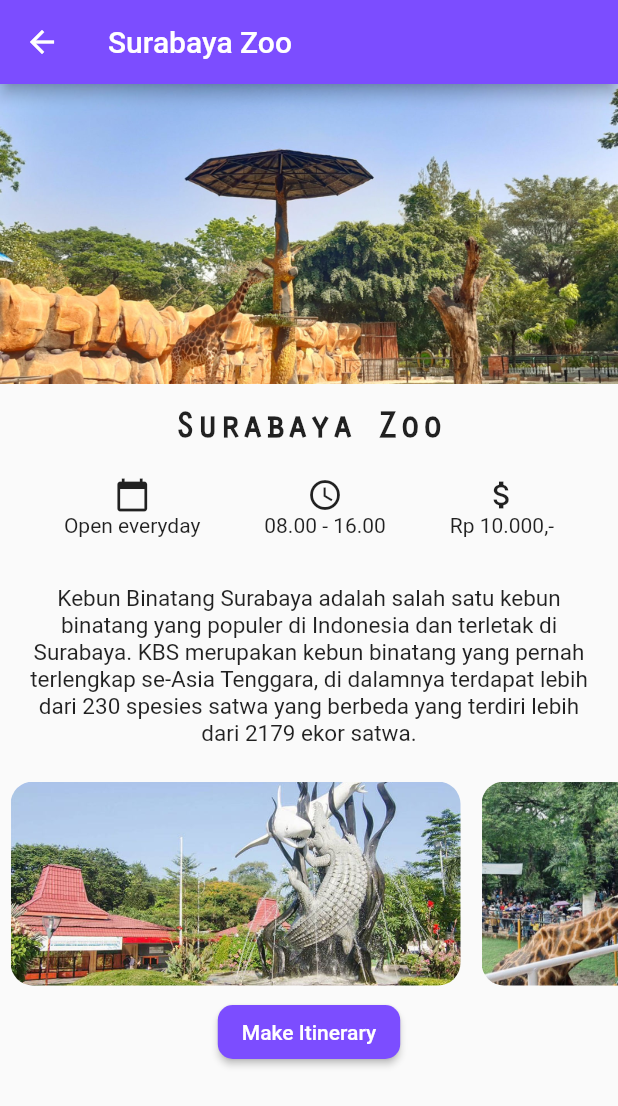
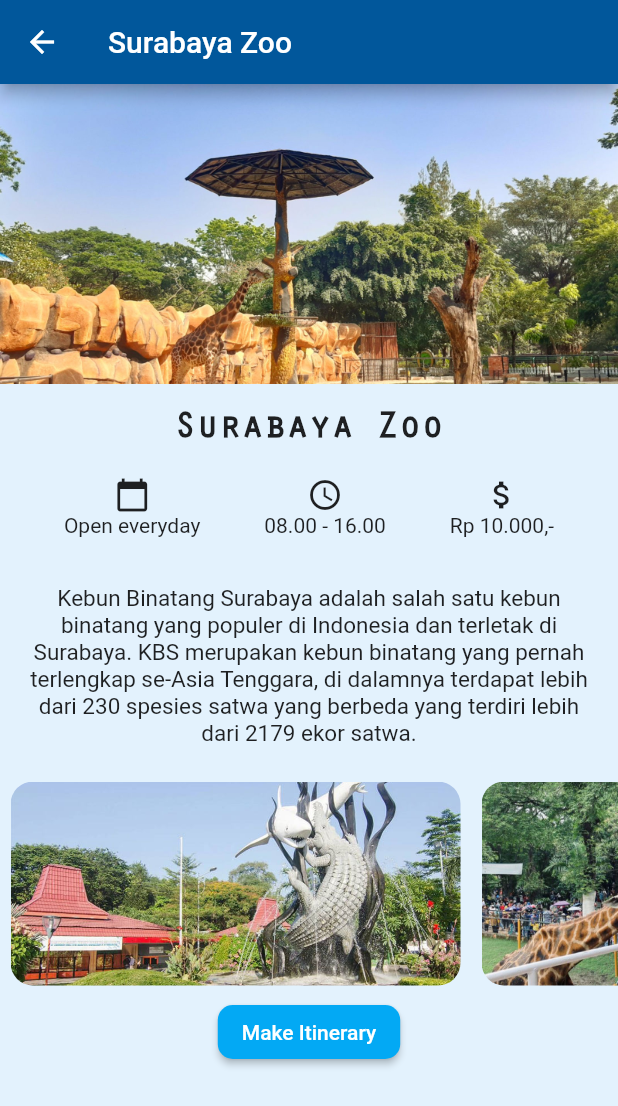
Before and after one commit to MuhNurilHuda/project_scrum_team, a Flutter app: the screen it shows after launch, after a tap on "Surabaya Zoo", on a phone screen of 412 x 824 dp. Shown: the top 1106 px of the screen. Run offline on Flutter 3.47's test engine with Material 2 defaults, Android fonts, the phone set to English and light mode, and no system bars; drawn by our look-alikes of full_screen_image; our stand-ins replace sqflite; accounts and stored records are empty.

Commit message:
Monday, 03-03-2023

```diff
--- a/lib/pages/details_page.dart
+++ b/lib/pages/details_page.dart
@@ -11,9 +11,10 @@
   @override
   Widget build(BuildContext context) {
     return Scaffold(
+      backgroundColor: Colors.blue[50],
       appBar: AppBar(
         title: Text(place.name),
-        backgroundColor: Colors.deepPurpleAccent,
+        backgroundColor: Colors.lightBlue[900],
       ),
       body: Stack(children: [
         SafeArea(
@@ -135,7 +136,7 @@
                     ),
                     style: ButtonStyle(
                       backgroundColor: MaterialStateProperty.all<Color>(
-                          Colors.deepPurpleAccent),
+                          Colors.lightBlue),
                       shape: MaterialStateProperty.all<RoundedRectangleBorder>(
                         RoundedRectangleBorder(
                           borderRadius: BorderRadius.circular(10.0),
--- a/lib/pages/itinerary_table.dart
+++ b/lib/pages/itinerary_table.dart
@@ -29,7 +29,7 @@
   Widget build(BuildContext context) => Scaffold(
     appBar: AppBar(
       title: Text('Activity Plan'),
-      backgroundColor: Colors.deepPurpleAccent,
+      backgroundColor: Colors.lightBlue[900],
       actions: [
         // saveActivities(),
       ],
@@ -37,7 +37,7 @@
     body: ScrollableWidget(child: buildDataTable()),
   );
   Widget buildDataTable(){
-    final columns = ['id', 'Waktu Aktivitas', 'Nama Aktivitas'];
+    final columns = ['No.', 'Waktu Aktivitas', 'Nama Aktivitas'];
 
     return DataTable(
       columns: getColumns(columns),
--- a/lib/pages/paket_wisata.dart
+++ b/lib/pages/paket_wisata.dart
@@ -12,11 +12,12 @@
   @override
   Widget build(BuildContext context) {
     return Scaffold(
+      backgroundColor: Colors.blue[50],
         appBar: AppBar(
           title: const Text(
             'Daftar Wisata',
           ),
-          backgroundColor: Colors.deepPurpleAccent,
+          backgroundColor: Colors.lightBlue[900],
         ),
         body: ListView.builder(
           itemBuilder: (context, index) {
```
